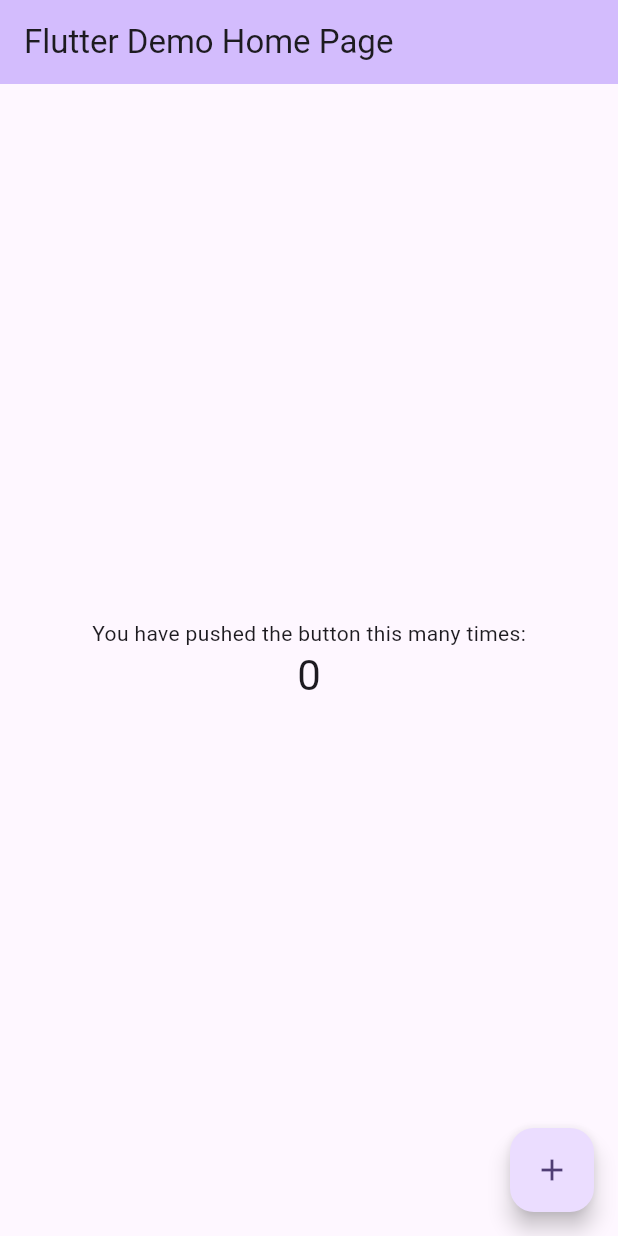
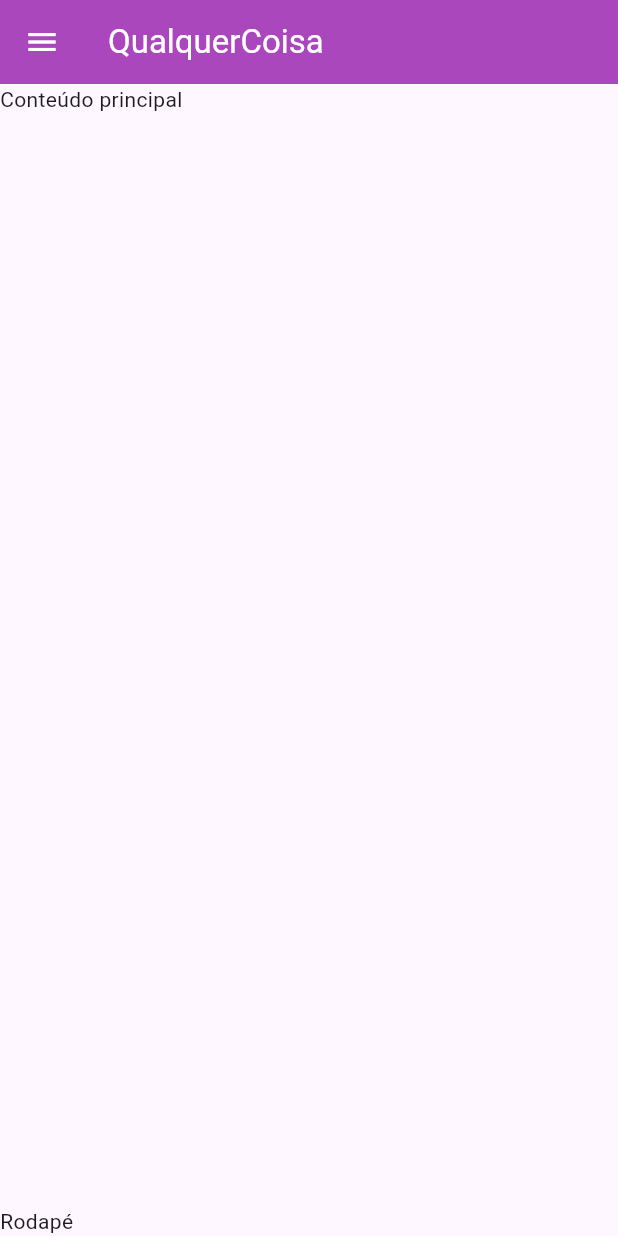
Before and after one commit to 4nd3r50n-senac/qualquercoisa, a Flutter app: the screen it shows after launch, on a phone screen of 412 x 824 dp. Run offline on Flutter 3.47's test engine with Material 3 defaults, Android fonts, the phone set to English and light mode, and no system bars.

Commit message:
Aula
Criando um Projeto Dart com Flutter

```diff
--- a/lib/main.dart
+++ b/lib/main.dart
@@ -1,4 +1,5 @@
 import 'package:flutter/material.dart';
+import 'package:qualquercoisa/pages/home.dart';
 
 void main() {
   runApp(const MyApp());
@@ -7,116 +8,24 @@ void main() {
 class MyApp extends StatelessWidget {
   const MyApp({super.key});
 
-  // This widget is the root of your application.
   @override
   Widget build(BuildContext context) {
     return MaterialApp(
-      title: 'Flutter Demo',
-      theme: ThemeData(
-        // This is the theme of your application.
-        //
-        // TRY THIS: Try running your application with "flutter run". You'll see
-        // the application has a purple toolbar. Then, without quitting the app,
-        // try changing the seedColor in the colorScheme below to Colors.green
-        // and then invoke "hot reload" (save your changes or press the "hot
-        // reload" button in a Flutter-supported IDE, or press "r" if you used
-        // the command line to start the app).
-        //
-        // Notice that the counter didn't reset back to zero; the application
-        // state is not lost during the reload. To reset the state, use hot
-        // restart instead.
-        //
-        // This works for code too, not just values: Most code changes can be
-        // tested with just a hot reload.
-        colorScheme: .fromSeed(seedColor: Colors.deepPurple),
-      ),
-      home: const MyHomePage(title: 'Flutter Demo Home Page'),
+        title: 'QualquerCoisa',
+        theme: ThemeData(
+          colorScheme: .fromSeed(seedColor: Colors.deepPurple),
+          primarySwatch: Colors.deepPurple,
+          visualDensity: VisualDensity.adaptivePlatformDensity,
+        ),
+
+        initialRoute: '/',
+
+        routes: {
+          // Página inicial
+          '/': (context) => const HomePage(),
+        }
+
+
     );
   }
 }
-
-class MyHomePage extends StatefulWidget {
-  const MyHomePage({super.key, required this.title});
-
-  // This widget is the home page of your application. It is stateful, meaning
-  // that it has a State object (defined below) that contains fields that affect
-  // how it looks.
-
-  // This class is the configuration for the state. It holds the values (in this
-  // case the title) provided by the parent (in this case the App widget) and
-  // used by the build method of the State. Fields in a Widget subclass are
-  // always marked "final".
-
-  final String title;
-
-  @override
-  State<MyHomePage> createState() => _MyHomePageState();
-}
-
-class _MyHomePageState extends State<MyHomePage> {
-  int _counter = 0;
-
-  void _incrementCounter() {
-    setState(() {
-      // This call to setState tells the Flutter framework that something has
-      // changed in this State, which causes it to rerun the build method below
-      // so that the display can reflect the updated values. If we changed
-      // _counter without calling setState(), then the build method would not be
-      // called again, and so nothing would appear to happen.
-      _counter++;
-    });
-  }
-
-  @override
-  Widget build(BuildContext context) {
-    // This method is rerun every time setState is called, for instance as done
-    // by the _incrementCounter method above.
-    //
-    // The Flutter framework has been optimized to make rerunning build methods
-    // fast, so that you can just rebuild anything that needs updating rather
-    // than having to individually change instances of widgets.
-    return Scaffold(
-      appBar: AppBar(
-        // TRY THIS: Try changing the color here to a specific color (to
-        // Colors.amber, perhaps?) and trigger a hot reload to see the AppBar
-        // change color while the other colors stay the same.
-        backgroundColor: Theme.of(context).colorScheme.inversePrimary,
-        // Here we take the value from the MyHomePage object that was created by
-        // the App.build method, and use it to set our appbar title.
-        title: Text(widget.title),
-      ),
-      body: Center(
-        // Center is a layout widget. It takes a single child and positions it
-        // in the middle of the parent.
-        child: Column(
-          // Column is also a layout widget. It takes a list of children and
-          // arranges them vertically. By default, it sizes itself to fit its
-          // children horizontally, and tries to be as tall as its parent.
-          //
-          // Column has various properties to control how it sizes itself and
-          // how it positions its children. Here we use mainAxisAlignment to
-          // center the children vertically; the main axis here is the vertical
-          // axis because Columns are vertical (the cross axis would be
-          // horizontal).
-          //
-          // TRY THIS: Invoke "debug painting" (choose the "Toggle Debug Paint"
-          // action in the IDE, or press "p" in the console), to see the
-          // wireframe for each widget.
-          mainAxisAlignment: .center,
-          children: [
-            const Text('You have pushed the button this many times:'),
-            Text(
-              '$_counter',
-              style: Theme.of(context).textTheme.headlineMedium,
-            ),
-          ],
-        ),
-      ),
-      floatingActionButton: FloatingActionButton(
-        onPressed: _incrementCounter,
-        tooltip: 'Increment',
-        child: const Icon(Icons.add),
-      ),
-    );
-  }
-}
--- /dev/null
+++ b/lib/pages/home.dart
@@ -0,0 +1,25 @@
+import 'package:flutter/material.dart';
+
+class HomePage extends StatelessWidget {
+  const HomePage({super.key});
+
+  @override
+  Widget build(BuildContext context) {
+    return Scaffold(
+
+      appBar: AppBar(
+        title: const Text('QualquerCoisa'),
+        backgroundColor: Colors.purple[400],
+        foregroundColor: Colors.white,
+      ),
+
+      body: const Text('Conteúdo principal',),
+
+      bottomNavigationBar: const Text('Rodapé',),
+
+      drawer: Drawer(child: Text('Menu principal')),
+
+    );
+  }
+
+}
```
Also changed, not shown: lib/templates/appbar.dart (added, +20 -0 lines), lib/templates/drawer.dart (added, +13 -0 lines), lib/templates/footer.dart (added, +14 -0 lines), 1 other file.
